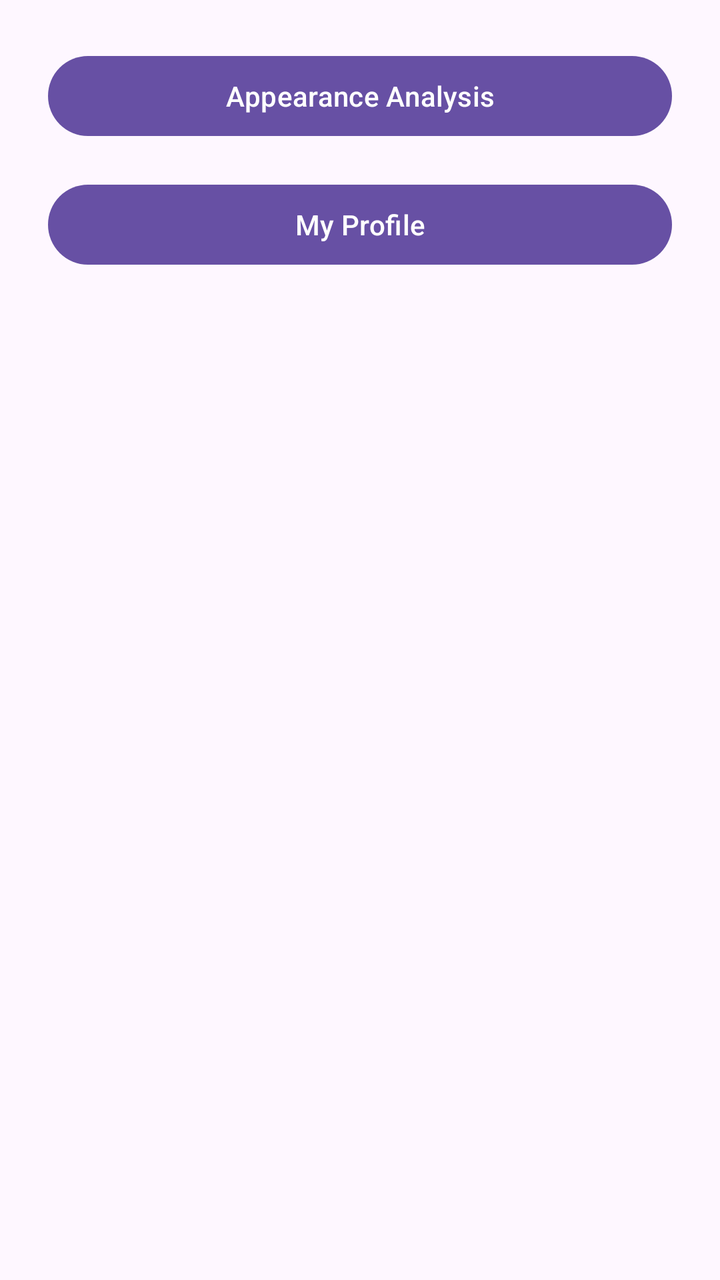
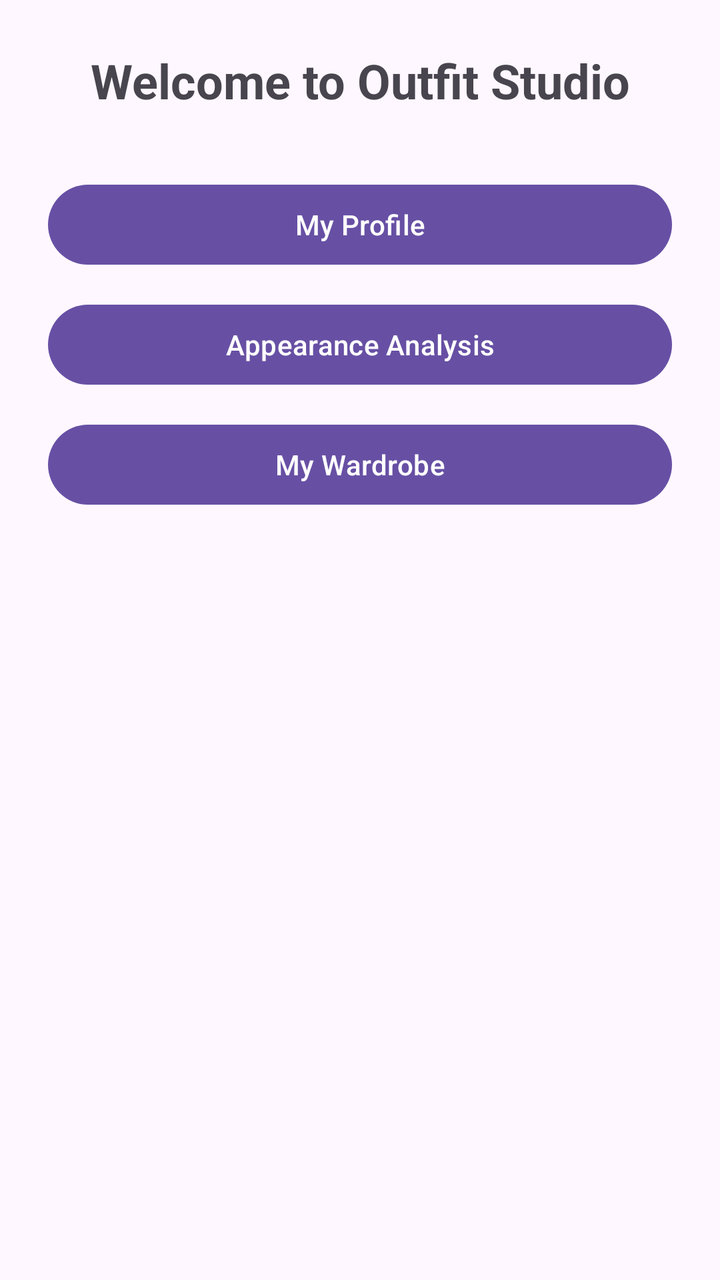

The first picture is an Android layout as it rendered before a commit; the second is the same layout after the commit. The layout source and the unified diff follow.
<!-- AndroidManifest.xml: application theme Theme.OutfitStudio -->
<!-- res/layout/activity_home.xml -->
<?xml version="1.0" encoding="utf-8"?>
<androidx.constraintlayout.widget.ConstraintLayout
    xmlns:android="http://schemas.android.com/apk/res/android"
    xmlns:app="http://schemas.android.com/apk/res-auto"
    xmlns:tools="http://schemas.android.com/tools"
    android:id="@+id/main"
    android:layout_width="match_parent"
    android:layout_height="match_parent"
    android:padding="24dp"
    tools:context=".HomeActivity">

    <TextView
        android:id="@+id/tvWelcome"
        android:layout_width="wrap_content"
        android:layout_height="wrap_content"
        android:text="Welcome to Outfit Studio"
        android:textSize="24sp"
        android:textStyle="bold"
        app:layout_constraintTop_toTopOf="parent"
        app:layout_constraintStart_toStartOf="parent"
        app:layout_constraintEnd_toEndOf="parent" />

    <Button
        android:id="@+id/btnProfile"
        android:layout_width="0dp"
        android:layout_height="wrap_content"
        android:layout_marginTop="32dp"
        android:text="My Profile"
        app:layout_constraintTop_toBottomOf="@id/tvWelcome"
        app:layout_constraintStart_toStartOf="parent"
        app:layout_constraintEnd_toEndOf="parent" />

    <Button
        android:id="@+id/btnAppearance"
        android:layout_width="match_parent"
        android:layout_height="wrap_content"
        android:text="Appearance Analysis"
        android:layout_marginTop="12dp" />

</androidx.constraintlayout.widget.ConstraintLayout>
<!-- resources referenced by this layout -->
<resources>
  <style name="Theme.OutfitStudio" parent="Base.Theme.OutfitStudio" />
  <style name="Base.Theme.OutfitStudio" parent="Theme.Material3.DayNight.NoActionBar">
          
          
      </style>
</resources>

<!-- the commit's change to res/layout/activity_home.xml (unified diff, before → after) -->
@@ -32,9 +32,22 @@
 
     <Button
         android:id="@+id/btnAppearance"
-        android:layout_width="match_parent"
+        android:layout_width="0dp"
         android:layout_height="wrap_content"
         android:text="Appearance Analysis"
-        android:layout_marginTop="12dp" />
+        android:layout_marginTop="12dp"
+        app:layout_constraintTop_toBottomOf="@id/btnProfile"
+        app:layout_constraintStart_toStartOf="parent"
+        app:layout_constraintEnd_toEndOf="parent" />
+
+    <Button
+        android:id="@+id/btnWardrobe"
+        android:layout_width="0dp"
+        android:layout_height="wrap_content"
+        android:text="My Wardrobe"
+        android:layout_marginTop="12dp"
+        app:layout_constraintTop_toBottomOf="@id/btnAppearance"
+        app:layout_constraintStart_toStartOf="parent"
+        app:layout_constraintEnd_toEndOf="parent" />
 
 </androidx.constraintlayout.widget.ConstraintLayout>
